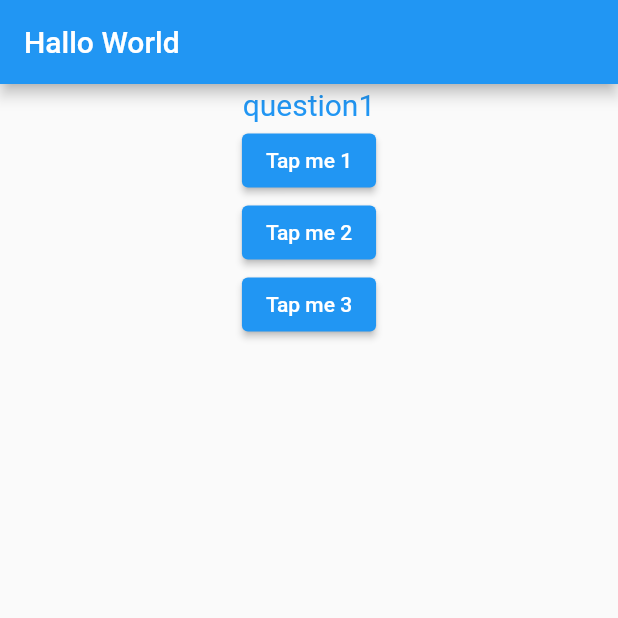
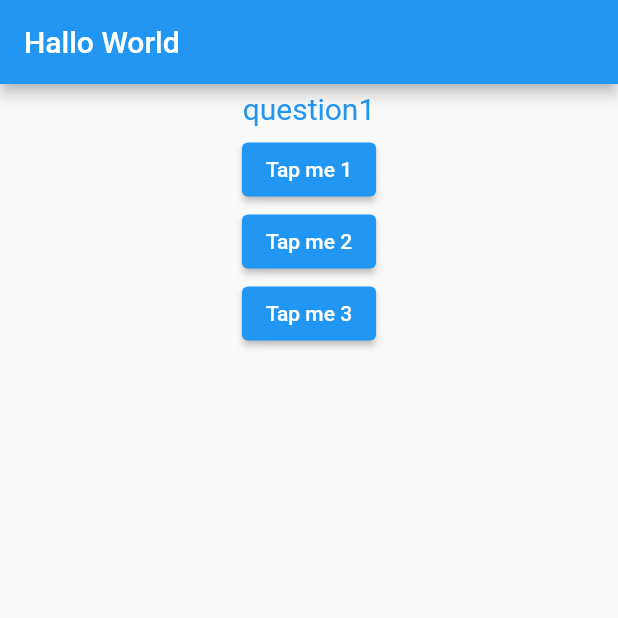
Before and after one commit to damyzo/MIS_Domasni, a Flutter app: the screen it shows after launch, on a phone screen of 412 x 824 dp, the top half of it. Run offline on Flutter 3.47's test engine with Material 2 defaults, Android fonts, the phone set to English and light mode, and no system bars.

Commit message:
Changed Detail in clothes_question.dart

```diff
--- a/lab_2/lib/clothes_question.dart
+++ b/lab_2/lib/clothes_question.dart
@@ -9,7 +9,7 @@ class ClothesQuestion extends StatelessWidget {
   Widget build(BuildContext context) {
     return Container(
       width: double.infinity,
-      margin: EdgeInsets.all(2),
+      margin: EdgeInsets.all(5),
       child: Text(
         _questionContent,
         textAlign: TextAlign.center,
```
